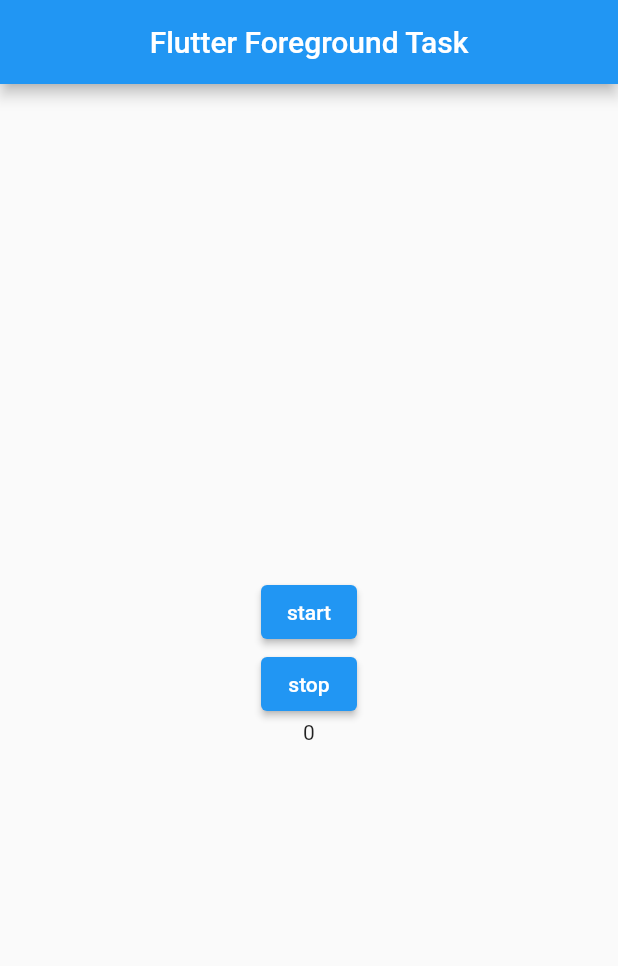
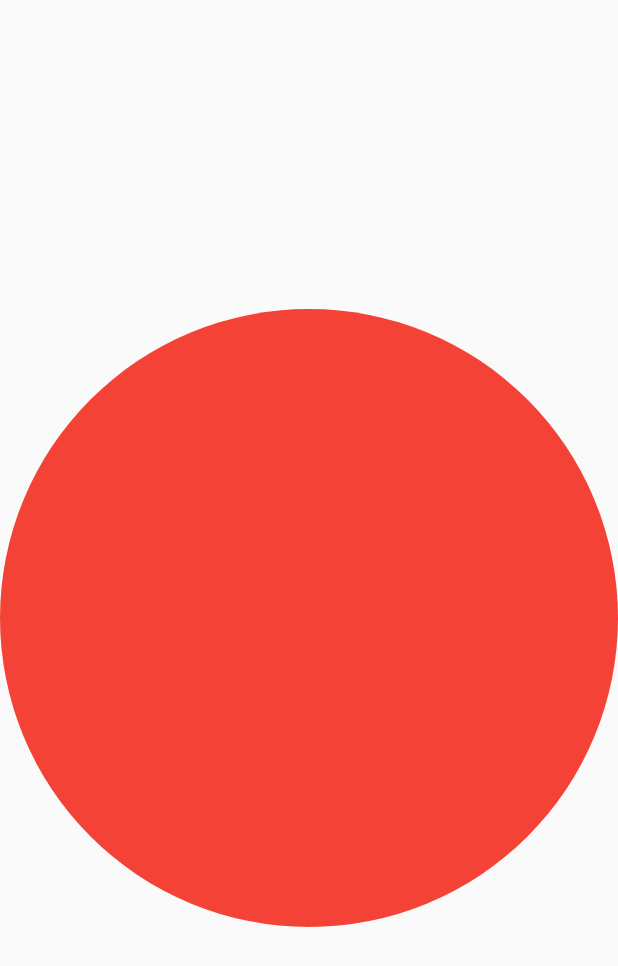
Before and after one commit to shadihas/background_service, a Flutter app: the screen it shows after launch, on a phone screen of 412 x 824 dp. Shown: the top 966 px of the screen. Run offline on Flutter 3.47's test engine with Material 2 defaults, Android fonts, the phone set to English and light mode, and no system bars; our stand-ins replace bloc, equatable, flutter_bloc; missing offline and left inert: flutter_foreground_task.

```diff
--- a/lib/main.dart
+++ b/lib/main.dart
@@ -16,7 +16,7 @@ void main() => runApp(const ExampleApp());
 @pragma('vm:entry-point')
 void startCallback() {
   // The setTaskHandler function must be called to handle the task in the background.
-  FlutterForegroundTask.setTaskHandler(CounterHandler());
+ // FlutterForegroundTask.setTaskHandler(CounterHandler());
 }
 
 class ExampleApp extends StatelessWidget {
@@ -29,7 +29,7 @@ class ExampleApp extends StatelessWidget {
       child: MaterialApp(
         initialRoute: '/',
         routes: {
-          '/': (context) => const BackgroundCounterScreen(),
+          '/': (context) => const CustomClipperExample(),
         },
       ),
     );
@@ -48,8 +48,8 @@ const defaultHeight = 60.0;
 
 class _ImplicitAnimationsState extends State<ImplicitAnimations> {
   double? _width = defaultWidth;
-  final double _height = defaultHeight;
-  bool isZoomedIn = false;
+    String _textButton = "Zoom in";
+  bool isZoomIn = false;
   @override
   Widget build(BuildContext context) {
     return Scaffold(
@@ -74,17 +74,59 @@ class _ImplicitAnimationsState extends State<ImplicitAnimations> {
             TextButton(
                 onPressed: () {
                   setState(() {
-                    isZoomedIn = !isZoomedIn;
-                    _width = isZoomedIn
+                    isZoomIn = !isZoomIn;
+                    _width = isZoomIn
                         ? MediaQuery.of(context).size.width
                         : defaultWidth;
-                    // isZoomedIn? _height = defaultWidth:300;
+                    _textButton = isZoomIn ? "Zoom out" : "Zoom in";
                   });
                 },
-                child: const Text("zoom in"))
+                child:  Text(_textButton))
           ],
         ),
       ),
     );
   }
 }
+
+
+class CustomClipperExample extends StatefulWidget {
+  const CustomClipperExample({super.key});
+
+  @override
+  State<CustomClipperExample> createState() => _CustomClipperExampleState();
+}
+
+class CircularClipper extends CustomClipper<Path>{
+ const CircularClipper();
+  @override
+  Path getClip(Size size) {
+  Path path = Path();
+   final rec = Rect.fromCircle(center: Offset(size.width/2, size.height/2), radius: size.width/2);
+    path.addOval(rec);
+  return path;
+  }
+
+  @override
+  bool shouldReclip(covariant CustomClipper<Path> oldClipper)=>false;
+
+}
+
+class _CustomClipperExampleState extends State<CustomClipperExample> {
+  @override
+  Widget build(BuildContext context) {
+    return  Scaffold(
+      body: Center(
+        child: ClipPath(
+          clipper: const CircularClipper(),
+          child: Container(
+            color: Colors.red,
+            height: MediaQuery.of(context).size.height,
+            width: MediaQuery.of(context).size.width,
+
+          ),
+        ),
+      ),
+    );
+  }
+}
```
